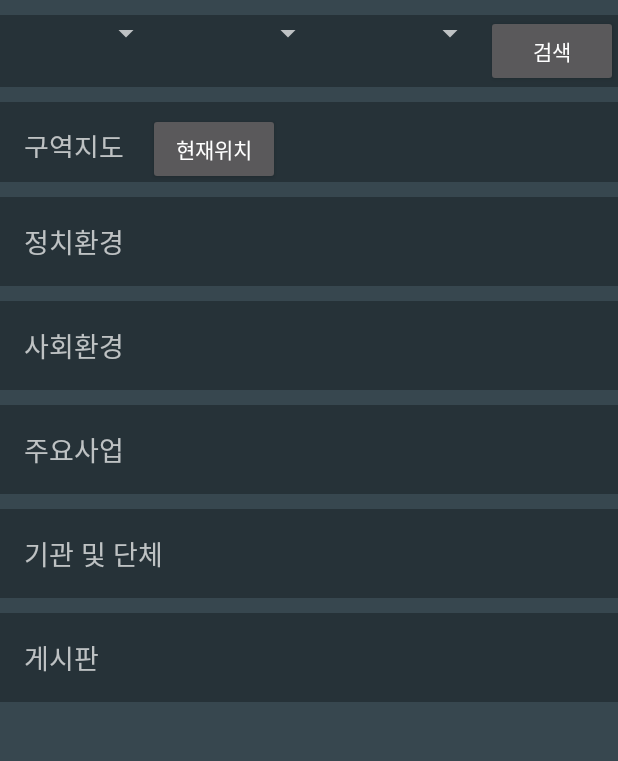
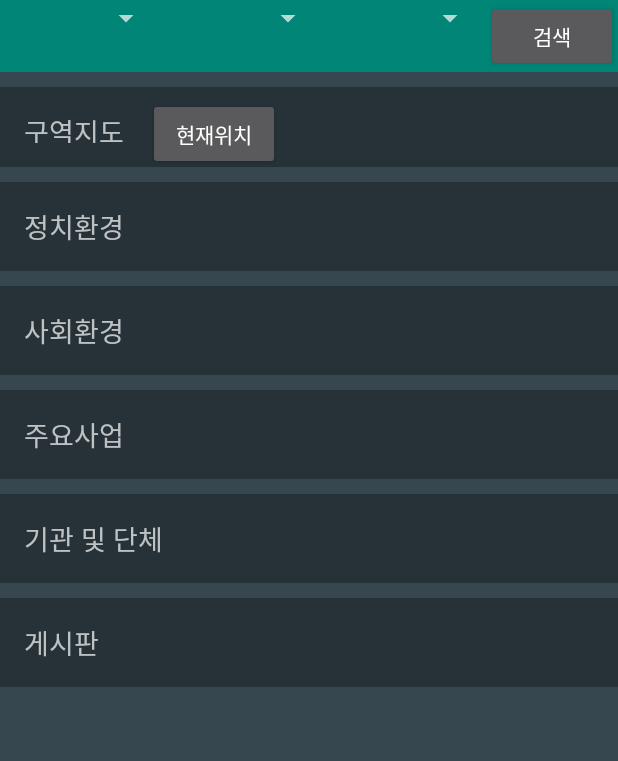
Before and after one commit to wrjeoung/ElectionManager, an Android app: the SearchFragment screen opened directly, with no data from a screen before it, on a phone screen of 412 x 824 dp, the part 84-845 px from its top. Run offline under Robolectric (Android 15) with nearby library versions, the phone set to English and light mode, and no system bars; libraries missing offline, so code that uses them is left out: org.json.simple; 4 statements that could not run were skipped.

Commit message:
레이아웃 변경

```diff
--- a/app/src/main/res/layout/fragment_search.xml
+++ b/app/src/main/res/layout/fragment_search.xml
@@ -3,22 +3,12 @@
     android:layout_height="match_parent"
     tools:context="com.jsloves.election.fragment.SearchFragment">
 
-    <ScrollView
-        android:layout_width="match_parent"
-        android:layout_height="match_parent"
-        android:background="@color/material_blue_grey_800">
     <LinearLayout
         android:layout_width="match_parent"
         android:layout_height="match_parent"
         android:orientation="vertical">
-
         <LinearLayout
-                android:layout_width="match_parent"
-                android:layout_height="match_parent"
-                android:background="@color/material_blue_grey_900"
-                android:orientation="vertical"
-                android:layout_marginTop="10dp">
-                <LinearLayout
+            android:background="@color/colorPrimaryDark"
             android:layout_width="match_parent"
             android:layout_height="wrap_content"
             android:orientation="horizontal" >
@@ -45,7 +35,14 @@
                 android:text="@string/search"
                 android:id="@+id/button_search" />
         </LinearLayout>
-            </LinearLayout>
+        <ScrollView
+            android:layout_width="match_parent"
+            android:layout_height="match_parent"
+            android:background="@color/material_blue_grey_800">
+            <LinearLayout
+                android:layout_width="match_parent"
+                android:layout_height="match_parent"
+                android:orientation="vertical">
 
                 <LinearLayout
                     android:layout_width="match_parent"
@@ -208,5 +205,5 @@
 
             </LinearLayout>
         </ScrollView>
-
+    </LinearLayout>
 </FrameLayout>
```
Lines whose indentation alone changed are shown as unchanged.
